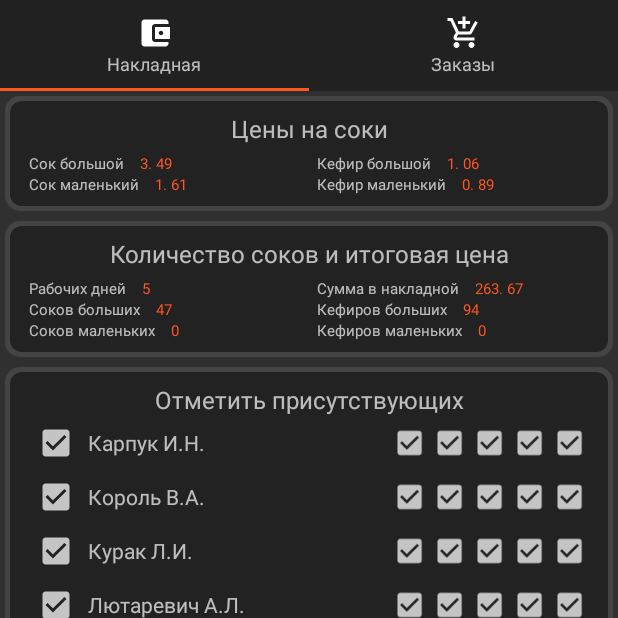
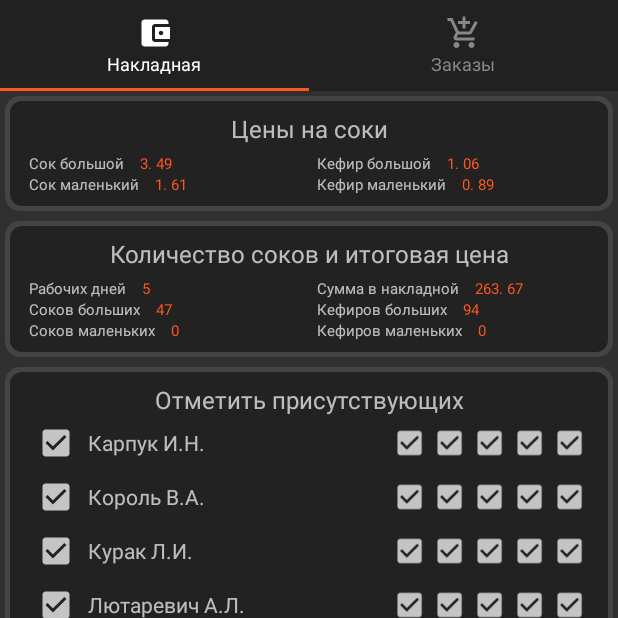
Before and after one commit to VadimSquorpikkor/MagazAssistant5, an Android app: the screen it shows after launch (MainActivity), on a phone screen of 412 x 824 dp, the top half of it. Run offline under Robolectric (Android 15) with nearby library versions, the phone set to English and light mode, and no system bars.

Commit message:
1.14 - 18/02/21 1. moneyForEmployeePerDay теперь double, когда был int сумма округлялось до целого (до копейки) и получалась не точная итоговая сумма на человека в неделю () 2. Цвет надписи и иконки на вкладке теперь зависит от: выбрана вкладка или нет 3. "Денег осталось" теперь пишется большими цифрами

```diff
--- a/app/build.gradle
+++ b/app/build.gradle
@@ -10,7 +10,7 @@ android {
         minSdk 21
         targetSdk 31
         versionCode 1
-        versionName "1.13"
+        versionName "1.14"
         setProperty("archivesBaseName", "MagazAssistant5-v" + versionName)
         testInstrumentationRunner "androidx.test.runner.AndroidJUnitRunner"
     }
--- a/app/src/main/java/com/squorpikkor/magazassistant5/ui/main/MainViewModel.java
+++ b/app/src/main/java/com/squorpikkor/magazassistant5/ui/main/MainViewModel.java
@@ -35,10 +35,10 @@ public class MainViewModel extends ViewModel {
     private final MutableLiveData<Integer> smallKefirCount;
     private final MutableLiveData<Integer> invoiceTotal;
     private final MutableLiveData<Integer> invoiceLeft;
-    private final MutableLiveData<Integer> moneyForEmployeePerDay;//сумма на человекодень
+    private final MutableLiveData<Double> moneyForEmployeePerDay;//сумма на человекодень
 
     public MainViewModel() {
-        moneyForEmployeePerDay = new MutableLiveData<>(0);
+        moneyForEmployeePerDay = new MutableLiveData<>(0.0);
         locations = new MutableLiveData<>();
         employees = new MutableLiveData<>();
         orders = new MutableLiveData<>();
@@ -107,8 +107,12 @@ public class MainViewModel extends ViewModel {
     /**На какую сумму купить товара пользоватедю. Считается, как сумма указанная в накладной
      * деленная на количество всех дней у всех пользователей умноженная на количество дней,
      * которые выбранный пользователь отработал*/
-    public MutableLiveData<Integer> getMoneyForEmployeePerDay() {
+    public MutableLiveData<Double> getMoneyForEmployeePerDay() {
         return moneyForEmployeePerDay;
+    }
+
+    public MutableLiveData<Integer> getEmployeeDayCount() {
+        return employeeDayCount;
     }
 
     public void update() {
@@ -157,7 +161,7 @@ public class MainViewModel extends ViewModel {
                 bigKefirCount*kefirPrice.getValue()+
                 smallKefirCount*kefirSmallPrice.getValue();
         Log.e(TAG, "calculateInvoice: JB-"+bigJuiceCount+" JS-"+smallJuiceCount+" KB-"+bigKefirCount+" KS-"+smallKefirCount);
-        if (totalDaysForAllEmployees!=0) moneyForEmployeePerDay.setValue(totalPrice/totalDaysForAllEmployees);
+        if (totalDaysForAllEmployees!=0) moneyForEmployeePerDay.setValue((double)totalPrice/(double)totalDaysForAllEmployees);
 
         //moneyForEmployeePerDay = JUICE_PER_DAY*juicePrice.getValue()+KEFIR_PER_DAY*kefirPrice.getValue();
         //это не совсем так: маленький сок не стоит четверть цены от большого, а значит при объеме
@@ -169,6 +173,7 @@ public class MainViewModel extends ViewModel {
         this.bigKefirCount.setValue(bigKefirCount);
         this.smallKefirCount.setValue(smallKefirCount);
         this.invoiceTotal.setValue(totalPrice);
+        this.employeeDayCount.setValue(totalDaysForAllEmployees);
 
         invoiceLeft.setValue(Utils.calculateMoneyLeftByOrdersInt(getOrders().getValue(), invoiceTotal.getValue()));
     }
@@ -198,7 +203,7 @@ public class MainViewModel extends ViewModel {
 
     /**На какую сумму работник может взять продуктов*/
     public int getMoneyLimit(Employee employee) {
-        return employee.getDays(workingDays.getValue())*moneyForEmployeePerDay.getValue();
+        return (int)(employee.getDays(workingDays.getValue())*moneyForEmployeePerDay.getValue());
     }
 
     //todo идея: реешние проблемы отображения обычного работника и объединенного:
--- a/app/src/main/java/com/squorpikkor/magazassistant5/ui/main/fragment/OrdersHead.java
+++ b/app/src/main/java/com/squorpikkor/magazassistant5/ui/main/fragment/OrdersHead.java
@@ -27,10 +27,12 @@ public class OrdersHead extends Fragment {
       TextView invoiceTotal = view.findViewById(R.id.invoice_total);
       TextView invoiceLeft = view.findViewById(R.id.invoice_left);
       TextView moneyPerDay = view.findViewById(R.id.money_per_day);
+      TextView employeeDay = view.findViewById(R.id.employee_day);
 
       mViewModel.getInvoiceTotal().observe(getViewLifecycleOwner(), total -> invoiceTotal.setText(Utils.integerToMoneyString(total)));
       mViewModel.getInvoiceLeft().observe(getViewLifecycleOwner(), left -> invoiceLeft.setText(Utils.integerToMoneyString(left)));
-      mViewModel.getMoneyForEmployeePerDay().observe(getViewLifecycleOwner(), day -> moneyPerDay.setText(Utils.integerToMoneyString(day)));
+      mViewModel.getMoneyForEmployeePerDay().observe(getViewLifecycleOwner(), day -> moneyPerDay.setText(Utils.integerToMoneyString(day.intValue())));
+      mViewModel.getEmployeeDayCount().observe(getViewLifecycleOwner(), employee -> employeeDay.setText(String.valueOf(employee)));
 
       return view;
    }
--- a/app/src/main/res/drawable/ic_baseline_account_balance_wallet_24.xml
+++ b/app/src/main/res/drawable/ic_baseline_account_balance_wallet_24.xml
@@ -1,5 +1,5 @@
-<vector android:height="24dp" android:tint="#FFFFFF"
+<vector android:height="24dp"
     android:viewportHeight="24" android:viewportWidth="24"
     android:width="24dp" xmlns:android="http://schemas.android.com/apk/res/android">
-    <path android:fillColor="@android:color/white" android:pathData="M21,18v1c0,1.1 -0.9,2 -2,2L5,21c-1.11,0 -2,-0.9 -2,-2L3,5c0,-1.1 0.89,-2 2,-2h14c1.1,0 2,0.9 2,2v1h-9c-1.11,0 -2,0.9 -2,2v8c0,1.1 0.89,2 2,2h9zM12,16h10L22,8L12,8v8zM16,13.5c-0.83,0 -1.5,-0.67 -1.5,-1.5s0.67,-1.5 1.5,-1.5 1.5,0.67 1.5,1.5 -0.67,1.5 -1.5,1.5z"/>
+    <path android:fillColor="@drawable/sliding_tab_color" android:pathData="M21,18v1c0,1.1 -0.9,2 -2,2L5,21c-1.11,0 -2,-0.9 -2,-2L3,5c0,-1.1 0.89,-2 2,-2h14c1.1,0 2,0.9 2,2v1h-9c-1.11,0 -2,0.9 -2,2v8c0,1.1 0.89,2 2,2h9zM12,16h10L22,8L12,8v8zM16,13.5c-0.83,0 -1.5,-0.67 -1.5,-1.5s0.67,-1.5 1.5,-1.5 1.5,0.67 1.5,1.5 -0.67,1.5 -1.5,1.5z"/>
 </vector>
--- a/app/src/main/res/drawable/ic_baseline_add_shopping_cart_24.xml
+++ b/app/src/main/res/drawable/ic_baseline_add_shopping_cart_24.xml
@@ -1,5 +1,5 @@
-<vector android:height="24dp" android:tint="#FFFFFF"
+<vector android:height="24dp"
     android:viewportHeight="24" android:viewportWidth="24"
     android:width="24dp" xmlns:android="http://schemas.android.com/apk/res/android">
-    <path android:fillColor="@android:color/white" android:pathData="M11,9h2L13,6h3L16,4h-3L13,1h-2v3L8,4v2h3v3zM7,18c-1.1,0 -1.99,0.9 -1.99,2S5.9,22 7,22s2,-0.9 2,-2 -0.9,-2 -2,-2zM17,18c-1.1,0 -1.99,0.9 -1.99,2s0.89,2 1.99,2 2,-0.9 2,-2 -0.9,-2 -2,-2zM7.17,14.75l0.03,-0.12 0.9,-1.63h7.45c0.75,0 1.41,-0.41 1.75,-1.03l3.86,-7.01L19.42,4h-0.01l-1.1,2 -2.76,5L8.53,11l-0.13,-0.27L6.16,6l-0.95,-2 -0.94,-2L1,2v2h2l3.6,7.59 -1.35,2.45c-0.16,0.28 -0.25,0.61 -0.25,0.96 0,1.1 0.9,2 2,2h12v-2L7.42,15c-0.13,0 -0.25,-0.11 -0.25,-0.25z"/>
+    <path android:fillColor="@drawable/sliding_tab_color" android:pathData="M11,9h2L13,6h3L16,4h-3L13,1h-2v3L8,4v2h3v3zM7,18c-1.1,0 -1.99,0.9 -1.99,2S5.9,22 7,22s2,-0.9 2,-2 -0.9,-2 -2,-2zM17,18c-1.1,0 -1.99,0.9 -1.99,2s0.89,2 1.99,2 2,-0.9 2,-2 -0.9,-2 -2,-2zM7.17,14.75l0.03,-0.12 0.9,-1.63h7.45c0.75,0 1.41,-0.41 1.75,-1.03l3.86,-7.01L19.42,4h-0.01l-1.1,2 -2.76,5L8.53,11l-0.13,-0.27L6.16,6l-0.95,-2 -0.94,-2L1,2v2h2l3.6,7.59 -1.35,2.45c-0.16,0.28 -0.25,0.61 -0.25,0.96 0,1.1 0.9,2 2,2h12v-2L7.42,15c-0.13,0 -0.25,-0.11 -0.25,-0.25z"/>
 </vector>
--- /dev/null
+++ b/app/src/main/res/drawable/sliding_tab_color.xml
@@ -0,0 +1,7 @@
+<?xml version="1.0" encoding="utf-8"?>
+<selector xmlns:android="http://schemas.android.com/apk/res/android">
+    <item android:state_selected="true" android:color="@color/white" />
+    <item android:state_focused="true" android:color="@color/white" />
+    <item android:state_pressed="true" android:color="@color/white" />
+    <item android:color="@color/colorGray" />
+</selector>
--- a/app/src/main/res/layout/activity_main.xml
+++ b/app/src/main/res/layout/activity_main.xml
@@ -13,6 +13,8 @@
         android:layout_height="wrap_content"
         android:background="?attr/colorPrimary"
         app:tabIndicatorColor="@color/colorOrange"
+
+
         />
 
     <androidx.viewpager.widget.ViewPager
--- a/app/src/main/res/layout/tab_view_0.xml
+++ b/app/src/main/res/layout/tab_view_0.xml
@@ -14,6 +14,7 @@
         android:textSize="12sp"
         android:paddingBottom="10dp"
         app:layout_constraintTop_toBottomOf="@+id/imageView2"
+        android:textColor="@drawable/sliding_tab_color"
         />
 
     <ImageView
--- a/app/src/main/res/layout/tab_view_1.xml
+++ b/app/src/main/res/layout/tab_view_1.xml
@@ -14,6 +14,7 @@
         android:textSize="12sp"
         android:paddingBottom="10dp"
         app:layout_constraintTop_toBottomOf="@+id/imageView2"
+        android:textColor="@drawable/sliding_tab_color"
         />
 
     <ImageView
--- a/app/src/main/res/values/colors.xml
+++ b/app/src/main/res/values/colors.xml
@@ -9,6 +9,7 @@
     <color name="white">#FFFFFFFF</color>
 
     <color name="colorLightGray">#c4c4c4</color>
-    <color name="colorGray">#444444</color>
+    <color name="colorGray">#888888</color>
+    <color name="colorDarkGray">#444444</color>
     <color name="colorOrange">#FF5722</color>
 </resources>
--- a/app/src/main/res/values/styles.xml
+++ b/app/src/main/res/values/styles.xml
@@ -33,6 +33,10 @@
     </style>
     <style name="text_small_orange" parent="text_small">
         <item name="android:textColor">@color/colorOrange</item>
+    </style>
+
+    <style name="text_giant_orange" parent="text_small_orange">
+        <item name="android:textSize">24sp</item>
     </style>
 
     <style name="text_small_right" parent="text_small">
```
Also changed, not shown: app/src/main/res/layout/fragment_order_head.xml (+20 -3 lines), 1 other file.
